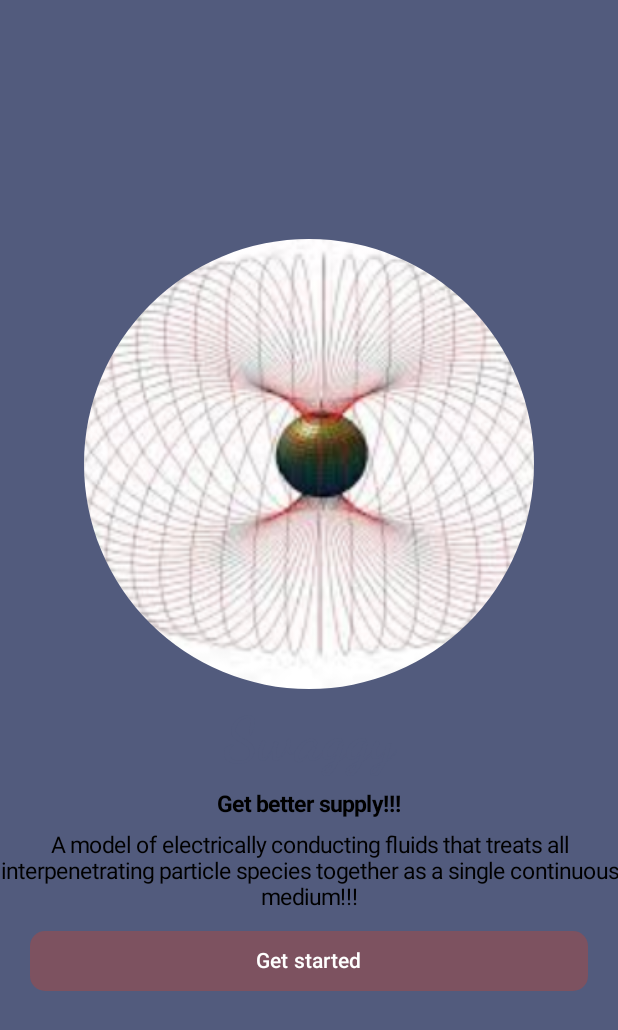
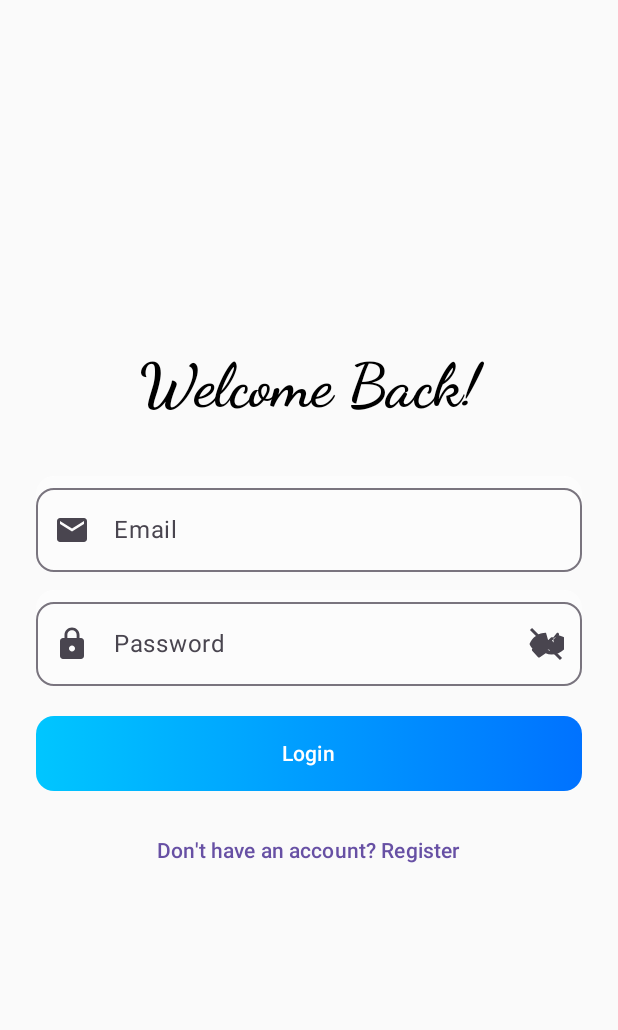
Before and after one commit to AUSTINMWANIKI/Swaggy, an Android app built with Jetpack Compose: the screen it shows after launch (MainActivity), on a phone screen of 412 x 824 dp. Shown: the top 1030 px of the screen. Run offline under Robolectric (Android 15) with nearby library versions, the phone set to English and light mode, and no system bars; our stand-ins replace Room's generated code.

Commit message:
final commit

```diff
--- /dev/null
+++ b/app/src/main/java/com/austin/swaggy/data/UserDao.kt
@@ -0,0 +1,17 @@
+package com.austin.swaggy.data
+
+import androidx.room.Dao
+import androidx.room.Insert
+import androidx.room.OnConflictStrategy
+import androidx.room.Query
+import com.austin.swaggy.model.User
+
+
+@Dao
+interface UserDao {
+    @Insert(onConflict = OnConflictStrategy.REPLACE)
+    suspend fun registerUser(user: User)
+
+    @Query("SELECT * FROM users WHERE email = :email AND password = :password")
+    suspend fun loginUser(email: String, password: String): User?
+}
--- /dev/null
+++ b/app/src/main/java/com/austin/swaggy/data/UserDatabase.kt
@@ -0,0 +1,31 @@
+package com.austin.swaggy.data
+
+import android.content.Context
+import androidx.room.Database
+import androidx.room.Room
+import androidx.room.RoomDatabase
+import com.austin.swaggy.model.User
+
+@Database(entities = [User::class], version = 2, exportSchema = false)
+abstract class UserDatabase : RoomDatabase() {
+    abstract fun userDao(): UserDao
+
+    companion object {
+        @Volatile
+        private var INSTANCE: UserDatabase? = null
+
+        fun getDatabase(context: Context): UserDatabase {
+            return INSTANCE ?: synchronized(this) {
+                val instance = Room.databaseBuilder(
+                    context.applicationContext,
+                    UserDatabase::class.java,
+                    "user_database"
+                )
+                    .fallbackToDestructiveMigration() // DANGEROUS IN PRODUCTION, OK FOR NOW
+                    .build()
+                INSTANCE = instance
+                instance
+            }
+        }
+    }
+}
--- a/app/src/main/java/com/austin/swaggy/navigation/AppNavHost.kt
+++ b/app/src/main/java/com/austin/swaggy/navigation/AppNavHost.kt
@@ -2,11 +2,16 @@ package com.austin.swaggy.navigation
 
 import androidx.compose.runtime.Composable
 import androidx.compose.ui.Modifier
+import androidx.compose.ui.platform.LocalContext
 import androidx.navigation.NavHostController
 import androidx.navigation.compose.NavHost
 import androidx.navigation.compose.composable
 import androidx.navigation.compose.rememberNavController
+import com.austin.swaggy.data.UserDatabase
+import com.austin.swaggy.repository.UserRepository
 import com.austin.swaggy.ui.screens.about.AboutScreen
+import com.austin.swaggy.ui.screens.auth.LoginScreen
+import com.austin.swaggy.ui.screens.auth.RegisterScreen
 import com.austin.swaggy.ui.screens.category.CategoryScreen
 import com.austin.swaggy.ui.screens.contact.ContactScreen
 import com.austin.swaggy.ui.screens.dashboard.DashboardScreen
@@ -17,7 +22,9 @@ import com.austin.swaggy.ui.screens.home.HomeScreen
 import com.austin.swaggy.ui.screens.intent.IntentScreen
 import com.austin.swaggy.ui.screens.item.ItemScreen
 import com.austin.swaggy.ui.screens.scaffold.scaffoldScreen
+import com.austin.swaggy.ui.screens.shot.PhoneScreen
 import com.austin.swaggy.ui.screens.splash.SplashScreen
+import com.austin.swaggy.viewmodel.AuthViewModel
 
 @Composable
 fun AppNavHost(
@@ -25,6 +32,8 @@ fun AppNavHost(
     navController: NavHostController = rememberNavController(),
     startDestination: String = ROUT_SPLASH
 ) {
+
+    val context= LocalContext.current
 
     NavHost(
         navController = navController,
@@ -69,6 +78,33 @@ fun AppNavHost(
         composable(ROUT_FORM) {
             FormScreen(navController)
         }
+        composable(ROUT_PHONE) {
+            PhoneScreen(navController)
+        }
+
+
+        //AUTHENTICATION
+
+        // Initialize Room Database and Repository for Authentication
+        val appDatabase = UserDatabase.getDatabase(context)
+        val authRepository = UserRepository(appDatabase.userDao())
+        val authViewModel: AuthViewModel = AuthViewModel(authRepository)
+        composable(ROUT_REGISTER) {
+            RegisterScreen(authViewModel, navController) {
+                navController.navigate(ROUT_LOGIN) {
+                    popUpTo(ROUT_REGISTER) { inclusive = true }
+                }
+            }
+        }
+
+        composable(ROUT_LOGIN) {
+            LoginScreen(authViewModel, navController) {
+                navController.navigate(ROUT_HOME) {
+                    popUpTo(ROUT_LOGIN) { inclusive = true }
+                }
+            }
+        }
+
 
 
 
--- a/app/src/main/java/com/austin/swaggy/navigation/Routes.kt
+++ b/app/src/main/java/com/austin/swaggy/navigation/Routes.kt
@@ -13,3 +13,9 @@ const val ROUT_DASHBOARD="dashboard"
 const val ROUT_BOARD="board"
 const val ROUT_DASHBOARD2="dashboard2"
 const val ROUT_FORM="form"
+const val ROUT_PHONE="phone"
+
+//Auth
+
+const val ROUT_REGISTER= "register"
+const val ROUT_LOGIN= "login"
--- /dev/null
+++ b/app/src/main/java/com/austin/swaggy/repository/UserRepository.kt
@@ -0,0 +1,16 @@
+package com.austin.swaggy.repository
+
+
+import com.austin.swaggy.data.UserDao
+import com.austin.swaggy.model.User
+
+
+class UserRepository(private val userDao: UserDao) {
+    suspend fun registerUser(user: User) {
+        userDao.registerUser(user)
+    }
+
+    suspend fun loginUser(email: String, password: String): User? {
+        return userDao.loginUser(email, password)
+    }
+}
--- /dev/null
+++ b/app/src/main/java/com/austin/swaggy/ui/screens/auth/LoginScreen.kt
@@ -0,0 +1,176 @@
+package com.austin.swaggy.ui.screens.auth
+
+import android.widget.Toast
+import androidx.compose.animation.AnimatedVisibility
+import androidx.compose.animation.core.tween
+import androidx.compose.animation.fadeIn
+import androidx.compose.animation.fadeOut
+import androidx.compose.foundation.background
+import androidx.compose.foundation.layout.*
+import androidx.compose.foundation.shape.RoundedCornerShape
+import androidx.compose.foundation.text.KeyboardOptions
+import androidx.compose.material.icons.Icons
+import androidx.compose.material.icons.filled.*
+import androidx.compose.material3.*
+import androidx.compose.runtime.*
+import androidx.compose.ui.Alignment
+import androidx.compose.ui.Modifier
+import androidx.compose.ui.graphics.Brush
+import androidx.compose.ui.graphics.Color
+import androidx.compose.ui.platform.LocalContext
+import androidx.compose.ui.res.painterResource
+import androidx.compose.ui.text.font.FontFamily
+import androidx.compose.ui.text.font.FontWeight
+import androidx.compose.ui.text.input.*
+import androidx.compose.ui.unit.dp
+import androidx.compose.ui.unit.sp
+import androidx.navigation.NavController
+import com.austin.swaggy.R
+import com.austin.swaggy.navigation.ROUT_DASHBOARD2
+import com.austin.swaggy.navigation.ROUT_HOME
+import com.austin.swaggy.navigation.ROUT_REGISTER
+import com.austin.swaggy.viewmodel.AuthViewModel
+
+@Composable
+fun LoginScreen(
+    authViewModel: AuthViewModel,
+    navController: NavController,
+    onLoginSuccess: () -> Unit
+) {
+    var email by remember { mutableStateOf("") }
+    var password by remember { mutableStateOf("") }
+    var passwordVisible by remember { mutableStateOf(false) }
+    val context = LocalContext.current
+
+    // Observe login logic
+    LaunchedEffect(authViewModel) {
+        authViewModel.loggedInUser = { user ->
+            if (user == null) {
+                Toast.makeText(context, "Invalid Credentials", Toast.LENGTH_SHORT).show()
+            } else {
+                if (user.role == "Student") {
+                    navController.navigate(ROUT_DASHBOARD2) {
+                    }
+                } else if (user.role=="Teacher"){
+                    navController.navigate(ROUT_HOME) {
+                    }
+                }
+                else{
+                    navController.navigate(ROUT_DASHBOARD2)
+                }
+            }
+        }
+    }
+
+    // Background Image or Gradient
+    Box(
+        modifier = Modifier
+            .fillMaxSize()
+
+    ) {
+        Column(
+            modifier = Modifier
+                .fillMaxSize()
+                .padding(24.dp),
+            verticalArrangement = Arrangement.Center,
+            horizontalAlignment = Alignment.CenterHorizontally
+        ) {
+            // Animated Welcome Text
+            AnimatedVisibility(
+                visible = true,
+                enter = fadeIn(animationSpec = tween(1000)),
+                exit = fadeOut(animationSpec = tween(1000))
+            ) {
+                Text(
+                    text = "Welcome Back!",
+                    fontSize = 40.sp,
+                    fontFamily = FontFamily.Cursive,
+                    fontWeight = FontWeight.Bold
+                )
+            }
+
+            Spacer(modifier = Modifier.height(36.dp))
+
+            // Email Input
+            OutlinedTextField(
+                value = email,
+                onValueChange = { email = it },
+                label = { Text("Email") },
+                leadingIcon = { Icon(Icons.Filled.Email, contentDescription = "Email Icon") },
+                keyboardOptions = KeyboardOptions(keyboardType = KeyboardType.Email),
+                modifier = Modifier
+                    .fillMaxWidth()
+                    .background(Color(0x80FFFFFF), shape = RoundedCornerShape(12.dp)),
+                shape = RoundedCornerShape(12.dp),
+                textStyle = MaterialTheme.typography.bodyLarge.copy(color = Color.Black),
+                colors = OutlinedTextFieldDefaults.colors(
+
+                )
+            )
+
+            Spacer(modifier = Modifier.height(12.dp))
+
+            // Password Input with Show/Hide Toggle
+            OutlinedTextField(
+                value = password,
+                onValueChange = { password = it },
+                label = { Text("Password") },
+                leadingIcon = { Icon(Icons.Filled.Lock, contentDescription = "Password Icon") },
+                visualTransformation = if (passwordVisible) VisualTransformation.None else PasswordVisualTransformation(),
+                keyboardOptions = KeyboardOptions(keyboardType = KeyboardType.Password),
+                modifier = Modifier
+                    .fillMaxWidth()
+                    .background(Color(0x80FFFFFF), shape = RoundedCornerShape(12.dp)),
+                shape = RoundedCornerShape(12.dp),
+                textStyle = MaterialTheme.typography.bodyLarge.copy(color = Color.Black),
+                trailingIcon = {
+                    val image = if (passwordVisible) painterResource(R.drawable.passwordshow) else painterResource(R.drawable.passwordhide)
+                    IconButton(onClick = { passwordVisible = !passwordVisible }) {
+                        Icon(image, contentDescription = if (passwordVisible) "Hide Password" else "Show Password")
+                    }
+                },
+                colors =OutlinedTextFieldDefaults.colors(
+
+                )
+            )
+
+            Spacer(modifier = Modifier.height(20.dp))
+
+            // Gradient Login Button
+            Box(
+                modifier = Modifier
+                    .fillMaxWidth()
+                    .height(50.dp)
+                    .background(
+                        brush = Brush.horizontalGradient(
+                            colors = listOf(Color(0xFF00C6FF), Color(0xFF0072FF))
+                        ),
+                        shape = RoundedCornerShape(12.dp)
+                    ),
+                contentAlignment = Alignment.Center
+            ) {
+                Button(
+                    onClick = {
+                        if (email.isBlank() || password.isBlank()) {
+                            Toast.makeText(context, "Please enter email and password", Toast.LENGTH_SHORT).show()
+                        } else {
+                            authViewModel.loginUser(email, password)
+                        }
+                    },
+                    modifier = Modifier.fillMaxSize(),
+                    colors = ButtonDefaults.buttonColors(containerColor = Color.Transparent),
+                    shape = RoundedCornerShape(12.dp)
+                ) {
+                    Text("Login", color = Color.White)
+                }
+            }
+
+            Spacer(modifier = Modifier.height(16.dp))
+
+            // Register Navigation Button
+            TextButton(onClick = { navController.navigate(ROUT_REGISTER) }) {
+                Text("Don't have an account? Register")
+            }
+        }
+    }
+}
--- a/app/src/main/java/com/austin/swaggy/ui/screens/form/FormScreen.kt
+++ b/app/src/main/java/com/austin/swaggy/ui/screens/form/FormScreen.kt
@@ -64,17 +64,13 @@ fun FormScreen(navController: NavController){
         horizontalAlignment = Alignment.CenterHorizontally,
     )
     {
-
-
         //Lottie Animation
         val composition by rememberLottieComposition(spec = LottieCompositionSpec.RawRes(R.raw.cart1))
         val progress by animateLottieCompositionAsState(composition)
         LottieAnimation(composition, progress,
             modifier = Modifier.size(300.dp)
         )
-
         //End of animation
-
 
         Spacer(modifier = Modifier.height(10.dp))
 
--- a/app/src/main/java/com/austin/swaggy/ui/screens/splash/SplashScreen.kt
+++ b/app/src/main/java/com/austin/swaggy/ui/screens/splash/SplashScreen.kt
@@ -35,6 +35,7 @@ import com.airbnb.lottie.compose.animateLottieCompositionAsState
 import com.airbnb.lottie.compose.rememberLottieComposition
 import com.austin.swaggy.R
 import com.austin.swaggy.navigation.ROUT_HOME
+import com.austin.swaggy.navigation.ROUT_LOGIN
 import com.austin.swaggy.ui.theme.newIndigo
 import kotlinx.coroutines.delay
 import kotlinx.coroutines.launch
@@ -46,7 +47,7 @@ fun SplashScreen(navController: NavController){
     val coroutine = rememberCoroutineScope ()
     coroutine.launch {
         delay(timeMillis = 2000)
-        navController.navigate(ROUT_HOME)
+        navController.navigate(ROUT_LOGIN)
     }
 
     Column (
--- /dev/null
+++ b/app/src/main/res/drawable/outline_password_2_24.xml
@@ -0,0 +1,5 @@
+<vector xmlns:android="http://schemas.android.com/apk/res/android" android:height="24dp" android:tint="#7B1C1C" android:viewportHeight="960" android:viewportWidth="960" android:width="24dp">
+
+    <path android:fillColor="@android:color/white" android:pathData="M160,520Q110,520 75,485Q40,450 40,400Q40,350 75,315Q110,280 160,280Q210,280 245,315Q280,350 280,400Q280,450 245,485Q210,520 160,520ZM80,760L80,680L880,680L880,760L80,760ZM480,520Q430,520 395,485Q360,450 360,400Q360,350 395,315Q430,280 480,280Q530,280 565,315Q600,350 600,400Q600,450 565,485Q530,520 480,520ZM800,520Q750,520 715,485Q680,450 680,400Q680,350 715,315Q750,280 800,280Q850,280 885,315Q920,350 920,400Q920,450 885,485Q850,520 800,520Z"/>
+
+</vector>
--- /dev/null
+++ b/app/src/main/res/drawable/pass.xml
@@ -0,0 +1,5 @@
+<vector xmlns:android="http://schemas.android.com/apk/res/android" android:height="24dp" android:tint="#7B1C1C" android:viewportHeight="960" android:viewportWidth="960" android:width="24dp">
+
+    <path android:fillColor="@android:color/white" android:pathData="M160,520Q110,520 75,485Q40,450 40,400Q40,350 75,315Q110,280 160,280Q210,280 245,315Q280,350 280,400Q280,450 245,485Q210,520 160,520ZM80,760L80,680L880,680L880,760L80,760ZM480,520Q430,520 395,485Q360,450 360,400Q360,350 395,315Q430,280 480,280Q530,280 565,315Q600,350 600,400Q600,450 565,485Q530,520 480,520ZM800,520Q750,520 715,485Q680,450 680,400Q680,350 715,315Q750,280 800,280Q850,280 885,315Q920,350 920,400Q920,450 885,485Q850,520 800,520Z"/>
+
+</vector>
--- /dev/null
+++ b/app/src/main/res/drawable/passwordhide.xml
@@ -0,0 +1,19 @@
+<?xml version="1.0" encoding="utf-8"?>
+<vector xmlns:android="http://schemas.android.com/apk/res/android"
+    android:width="24dp"
+    android:height="24dp"
+    android:viewportWidth="24"
+    android:viewportHeight="24">
+
+    <!-- Eye outline -->
+    <path
+        android:fillColor="#FF000000"
+        android:pathData="M12 4.5C7.05 4.5 2.73 7.61 1 12c1.22 3.1 4.13 5.64 7.76 6.35L4.22 15.07a1 1 0 0 0-1.44 1.37l3.8 4.2a1 1 0 0 0 1.37.22l3.83-2.66a9.06 9.06 0 0 0 3.97.84c4.95 0 9.27-3.11 11-7.5-0.65-1.65-1.69-3.12-3.01-4.27L20.49 6.2a1 1 0 0 0-1.44-1.38L15.1 9.77C14.42 9.45 13.73 9.23 13 9.23c-1.66 0-3 1.34-3 3 0 .48.15.92.39 1.29L8.31 9.43 7 10.74l4.24 4.24C11.18 15.25 11.58 15.5 12 15.5c1.66 0 3-1.34 3-3 0-.42-.25-.82-.56-1.12l2.3-2.3a1 1 0 0 0-1.41-1.41l-1.91 1.91zm6.96 2.48-2.13 2.13A4.99 4.99 0 0 1 17 12a4.99 4.99 0 0 1-2.87 4.46l-1.54-1.54a3 3 0 0 0 4.25-4.25l-1.26-1.26z" />
+
+    <!-- Slash line -->
+    <path
+        android:fillColor="#FF000000"
+        android:strokeWidth="2"
+        android:strokeColor="#FF000000"
+        android:pathData="M2 2l20 20"/>
+</vector>
--- /dev/null
+++ b/app/src/main/res/drawable/passwordshow.xml
@@ -0,0 +1,17 @@
+<?xml version="1.0" encoding="utf-8"?>
+<vector xmlns:android="http://schemas.android.com/apk/res/android"
+    android:width="24dp"
+    android:height="24dp"
+    android:viewportWidth="24"
+    android:viewportHeight="24">
+
+    <!-- Eye outline -->
+    <path
+        android:fillColor="#FF000000"
+        android:pathData="M12,4.5C7,4.5 2.73,7.61 1,12c1.73,4.39 6,7.5 11,7.5s9.27,-3.11 11,-7.5c-1.73,-4.39 -6,-7.5 -11,-7.5zM12,17c-2.76,0 -5,-2.24 -5,-5s2.24,-5 5,-5 5,2.24 5,5 -2.24,5 -5,5z" />
+
+    <!-- Pupil -->
+    <path
+        android:fillColor="#FF000000"
+        android:pathData="M12,9c-1.66,0 -3,1.34 -3,3s1.34,3 3,3 3,-1.34 3,-3 -1.34,-3 -3,-3z" />
+</vector>
```
Also changed, not shown: app/build.gradle.kts (+8 -0 lines), app/src/main/java/com/austin/swaggy/model/User.kt (added, +15 -0 lines), app/src/main/java/com/austin/swaggy/ui/screens/auth/RegisterScreen.kt (added, +213 -0 lines), app/src/main/java/com/austin/swaggy/ui/screens/dashboard/DashboardScreen2.kt (+23 -2 lines), app/src/main/java/com/austin/swaggy/ui/screens/shot/PhoneScreen.kt (added, +44 -0 lines), app/src/main/java/com/austin/swaggy/viewmodel/AuthViewModel.kt (added, +24 -0 lines).
